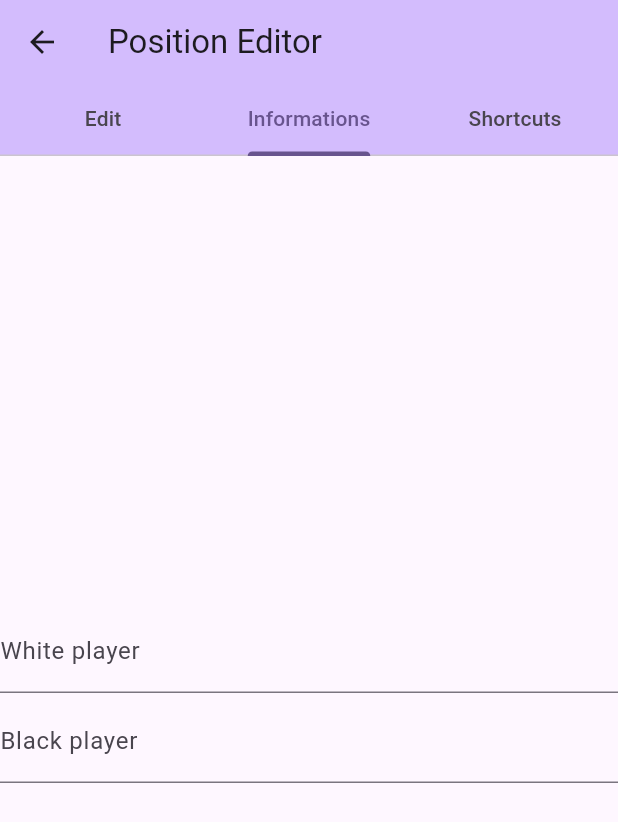
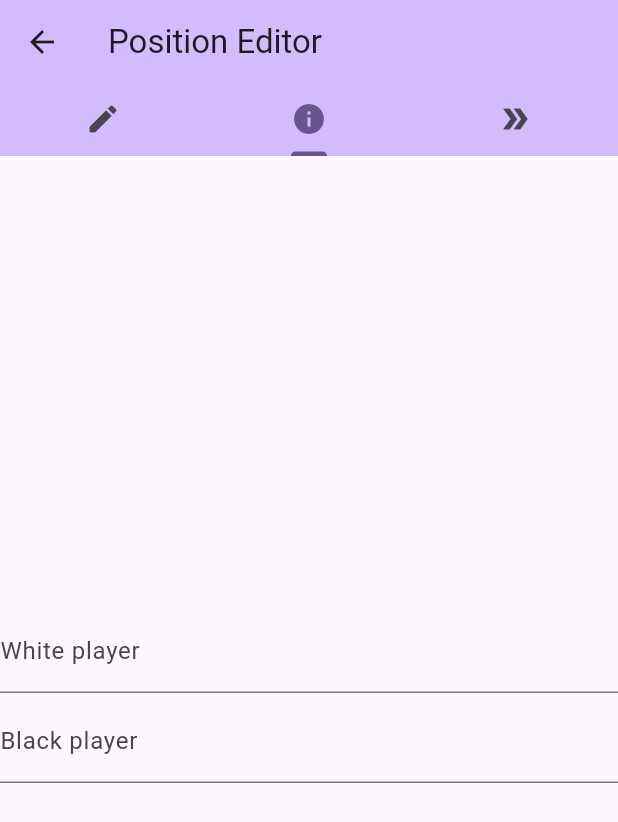
Before and after one commit to loloof64/ChessPositionsBinder, a Flutter app: the PositionEditorPage screen opened directly, tab 2 chosen, on a phone screen of 412 x 824 dp. Shown: the top 822 px of the screen. Run offline on Flutter 3.47's test engine with Material 3 defaults, Android fonts, the phone set to English and light mode, and no system bars; missing offline and left inert: chess_vectors_flutter, chessground, dartchess.

Commit message:
use icons for tabs instead of text

```diff
--- a/lib/pages/position_editor.dart
+++ b/lib/pages/position_editor.dart
@@ -22,9 +22,9 @@ class _PositionEditorPageState extends State<PositionEditorPage> {
           backgroundColor: Theme.of(context).colorScheme.inversePrimary,
           bottom: const TabBar(
             tabs: [
-              Tab(text: "Edit"),
-              Tab(text: "Informations"),
-              Tab(text: "Shortcuts"),
+              Tab(icon: Icon(Icons.edit)),
+              Tab(icon: Icon(Icons.info)),
+              Tab(icon: Icon(Icons.double_arrow)),
             ],
           ),
         ),
```
